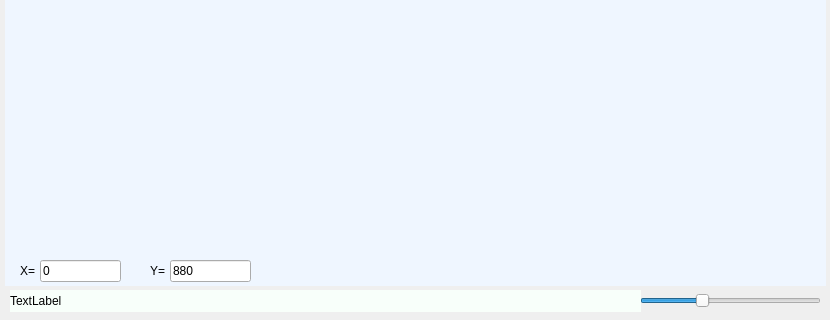
This is fmview.ui in sas26031962/PicturesControl0 as Qt 5 draws it before an edit; both pictures show x 0 to 830 and y 540 to 860 of the 830 by 860 pixel window. The edited form follows.
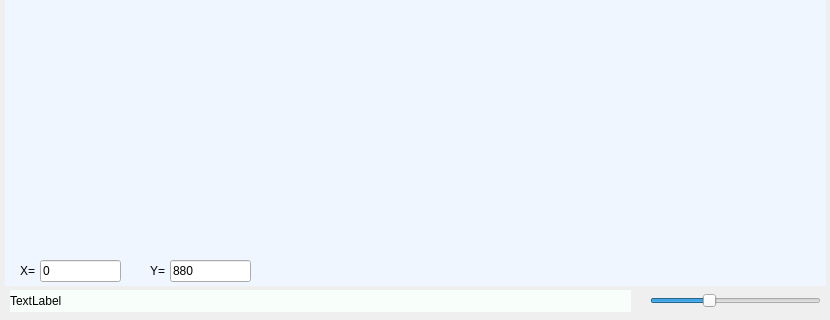
This is the edited form.

```diff
--- a/fmview.ui
+++ b/fmview.ui
@@ -37,7 +37,7 @@
     <rect>
      <x>10</x>
      <y>830</y>
-     <width>631</width>
+     <width>621</width>
      <height>22</height>
     </rect>
    </property>
@@ -51,9 +51,9 @@
   <widget class="QSlider" name="horizontalSliderScale">
    <property name="geometry">
     <rect>
-     <x>640</x>
+     <x>650</x>
      <y>830</y>
-     <width>181</width>
+     <width>171</width>
      <height>22</height>
     </rect>
    </property>
```
